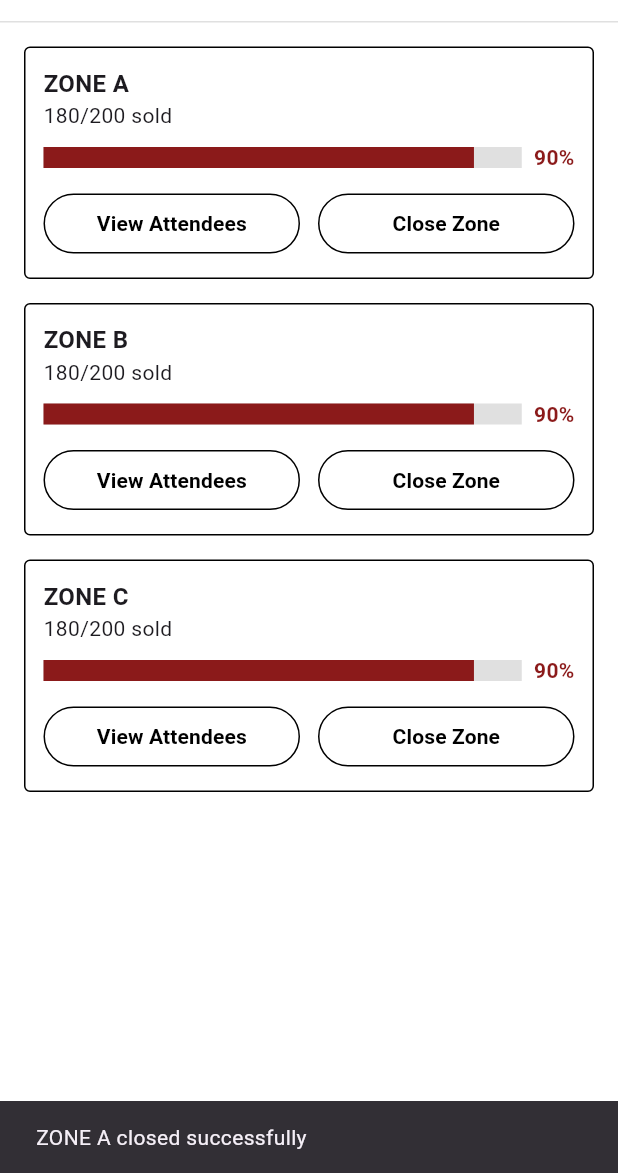
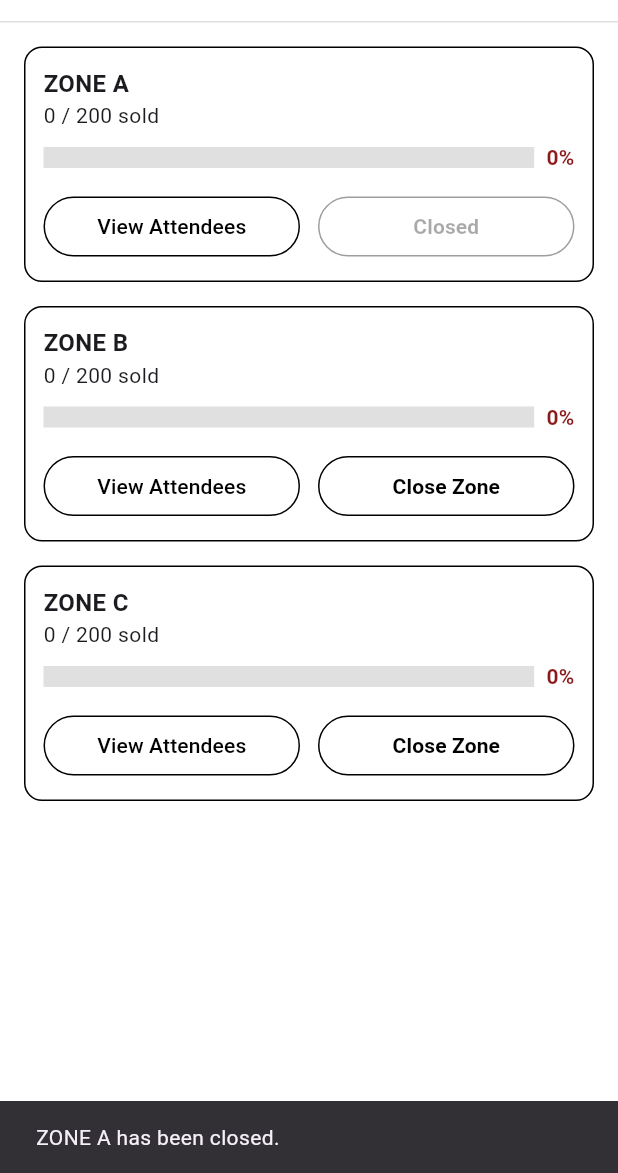
Before and after one commit to fromHELIO/HAUrmony, a Flutter app: the TicketsScreen screen opened directly, after a tap on "Close Zone", on a phone screen of 412 x 824 dp, the part 63-1236 px from its top. Run offline on Flutter 3.47's test engine with Material 3 defaults, Android fonts, the light colour scheme and no system bars; our stand-ins replace supabase_flutter; accounts and stored records are empty.

Commit message:
Update tickets.dart

```diff
--- a/lib/admin/Admin screens/tickets.dart
+++ b/lib/admin/Admin screens/tickets.dart
@@ -1,74 +1,142 @@
 import 'package:flutter/material.dart';
+import 'package:supabase_flutter/supabase_flutter.dart';
 import '../widgets/app_header.dart';
 import 'menu.dart';
 import 'attendees.dart';
 
-class TicketsScreen extends StatelessWidget {
-  final List<Map<String, dynamic>> zones = const [
-    {"name": "ZONE A", "sold": 180, "total": 200},
-    {"name": "ZONE B", "sold": 180, "total": 200},
-    {"name": "ZONE C", "sold": 180, "total": 200},
-  ];
-
+class TicketsScreen extends StatefulWidget {
   const TicketsScreen({super.key});
 
   @override
+  State<TicketsScreen> createState() => _TicketsScreenState();
+}
+
+class _TicketsScreenState extends State<TicketsScreen> {
+  final supabase = Supabase.instance.client;
+
+  Map<String, int> soldTickets = {"ZONE A": 0, "ZONE B": 0, "ZONE C": 0};
+  Map<String, bool> zoneClosed = {"ZONE A": false, "ZONE B": false, "ZONE C": false,};
+  final int totalPerZone = 200;
+
+  @override
+  void initState() {
+    super.initState();
+    fetchTicketsData();
+    subscribeToRealTime();
+  }
+
+  Future<void> fetchTicketsData() async {
+    try {
+      // Ignore yellow squiggles here...
+      final a = await supabase.from('zone_a_queue').select() ?? [];
+      final b = await supabase.from('zone_b_queue').select() ?? [];
+      final c = await supabase.from('zone_c_queue').select() ?? [];
+
+      if (!mounted) return;
+      setState(() {
+        soldTickets = {
+          "ZONE A": a.length,
+          "ZONE B": b.length,
+          "ZONE C": c.length,
+        };
+
+        for (var zone in soldTickets.keys) {
+          zoneClosed[zone] = soldTickets[zone]! >= totalPerZone;
+        }
+      });
+    } catch (e) {
+      debugPrint("Error Fetching Ticket Data: $e");
+    }
+  }
+
+  void subscribeToRealTime() {
+    for (var zone in ['zone_a_queue', 'zone_b_queue', 'zone_c_queue']) {
+      supabase
+        .channel(zone)
+        .onPostgresChanges(
+          event: PostgresChangeEvent.all,
+          schema: 'public',
+          table: zone,
+          callback: (payload) {
+            fetchTicketsData();
+          },
+        ).subscribe();
+    }
+  }
+
+  void closeZone(String zoneName) {
+    setState(() {
+      zoneClosed[zoneName] = true;
+    });
+
+    ScaffoldMessenger.of(context).showSnackBar(
+      SnackBar(content: Text("$zoneName has been closed.")),
+    );
+  }
+
+  @override
   Widget build(BuildContext context) {
+    final zones = ["ZONE A", "ZONE B", "ZONE C"];
+
     return Scaffold(
       backgroundColor: Colors.white,
       appBar: AppHeader(
         title: "Tickets",
         onMenuTap: () => Scaffold.of(context).openDrawer(),
       ),
+
       drawer: MenuScreen(),
       body: SafeArea(
+        child: RefreshIndicator(
+          onRefresh: fetchTicketsData,
           child: Padding(
             padding: const EdgeInsets.all(16.0),
             child: ListView.separated(
               itemCount: zones.length,
               separatorBuilder: (_, __) => const SizedBox(height: 16),
               itemBuilder: (context, i) {
-              final zone = zones[i];
-              final sold = zone['sold'] as int;
-              final total = zone['total'] as int;
-              final percent = (sold / total * 100).round();
+                final name = zones[i];
+                final sold = soldTickets[name] ?? 0;
+                final percent = (sold / totalPerZone * 100).clamp(0, 100).round();
+                final isFull = sold >= totalPerZone;
+                final isClosed = zoneClosed[name] ?? false;
 
                 return Container(
                   padding: const EdgeInsets.all(12),
                   decoration: BoxDecoration(
                     color: Colors.white,
                     border: Border.all(color: Colors.black, width: 1),
-                  borderRadius: BorderRadius.circular(4),
+                    borderRadius: BorderRadius.circular(12),
                   ),
+
                   child: Column(
                     crossAxisAlignment: CrossAxisAlignment.start,
                     children: [
-                    // Zone name and sold numbers
                       Text(
-                      "${zone['name']}",
+                        name,
                         style: const TextStyle(
                           fontWeight: FontWeight.bold,
                           fontSize: 16,
                         ),
                       ),
+
                       Text(
-                      "$sold/$total sold",
+                        "$sold / $totalPerZone sold",
                         style: const TextStyle(fontSize: 14),
                       ),
                       const SizedBox(height: 8),
 
-                    // Progress bar + percentage
                       Row(
                         children: [
                           Expanded(
                             child: LinearProgressIndicator(
-                            value: sold / total,
+                              value: sold / totalPerZone,
                               backgroundColor: Colors.grey[300],
-                            valueColor:
-                                const AlwaysStoppedAnimation(Color(0xFF8B1A1A)),
+                              valueColor: const AlwaysStoppedAnimation(Color(0xFF8B1A1A)),
                               minHeight: 14,
                             ),
                           ),
+
                           const SizedBox(width: 8),
                           Text(
                             "$percent%",
@@ -79,9 +147,9 @@ class TicketsScreen extends StatelessWidget {
                           ),
                         ],
                       ),
-                    const SizedBox(height: 10),
 
-                    // Action buttons
+                      const SizedBox(height: 12),
+
                       Row(
                         children: [
                           Expanded(
@@ -90,39 +158,44 @@ class TicketsScreen extends StatelessWidget {
                                 foregroundColor: Colors.black,
                                 side: const BorderSide(color: Colors.black),
                               ),
+
                               onPressed: () {
                                 Navigator.push(
                                   context,
                                   MaterialPageRoute(
-                                  builder: (_) =>
-                                      AttendeesScreen(zoneName: zone['name']),
+                                    builder: (_) => AttendeesScreen(zoneName: name),
                                   ),
                                 );
                               },
-                            child: const Text(
-                              "View Attendees",
-                              style: TextStyle(fontWeight: FontWeight.w600),
+
+                              child: const Text("View Attendees"),
                             ),
                           ),
-                        ),
+
                           const SizedBox(width: 12),
                           Expanded(
                             child: OutlinedButton(
                               style: OutlinedButton.styleFrom(
-                              foregroundColor: Colors.black,
-                              side: const BorderSide(color: Colors.black),
+                                foregroundColor:
+                                  isClosed || isFull ? Colors.grey : Colors.black,
+                                side: BorderSide(
+                                  color: isClosed || isFull ? Colors.grey : Colors.black,
                                 ),
-                            onPressed: () {
-                              ScaffoldMessenger.of(context).showSnackBar(
-                                SnackBar(
-                                  content:
-                                      Text("${zone['name']} closed successfully"),
                               ),
-                              );
+
+                              onPressed: (isClosed || isFull)
+                                ? null
+                                : () {
+                                  closeZone(name);
                                 },
-                            child: const Text(
-                              "Close Zone",
-                              style: TextStyle(fontWeight: FontWeight.w600),
+
+                              child: Text(
+                                isFull
+                                  ? "Zone Full"
+                                  : isClosed
+                                    ? "Closed"
+                                    : "Close Zone",
+                                style: const TextStyle(fontWeight: FontWeight.w600),
                               ),
                             ),
                           ),
@@ -135,6 +208,13 @@ class TicketsScreen extends StatelessWidget {
             ),
           ),
         ),
+      ),
     );
   }
+
+  @override
+  void dispose() {
+    supabase.removeAllChannels();
+    super.dispose();
   }
+}
```
Lines whose indentation alone changed are shown as unchanged.
